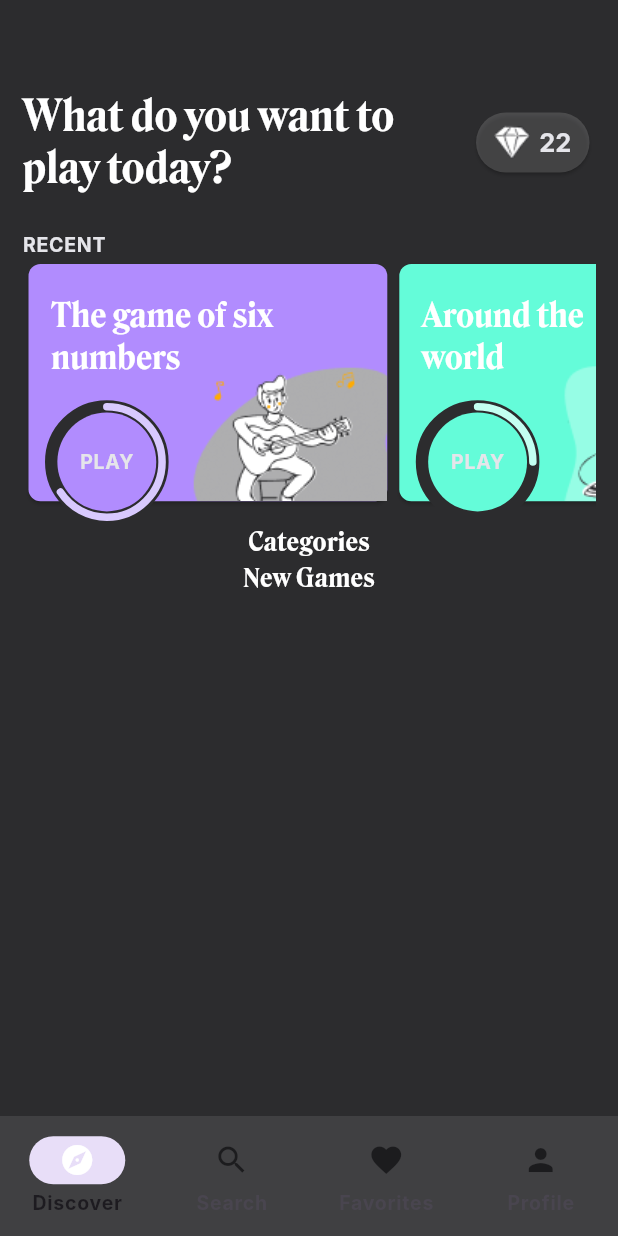
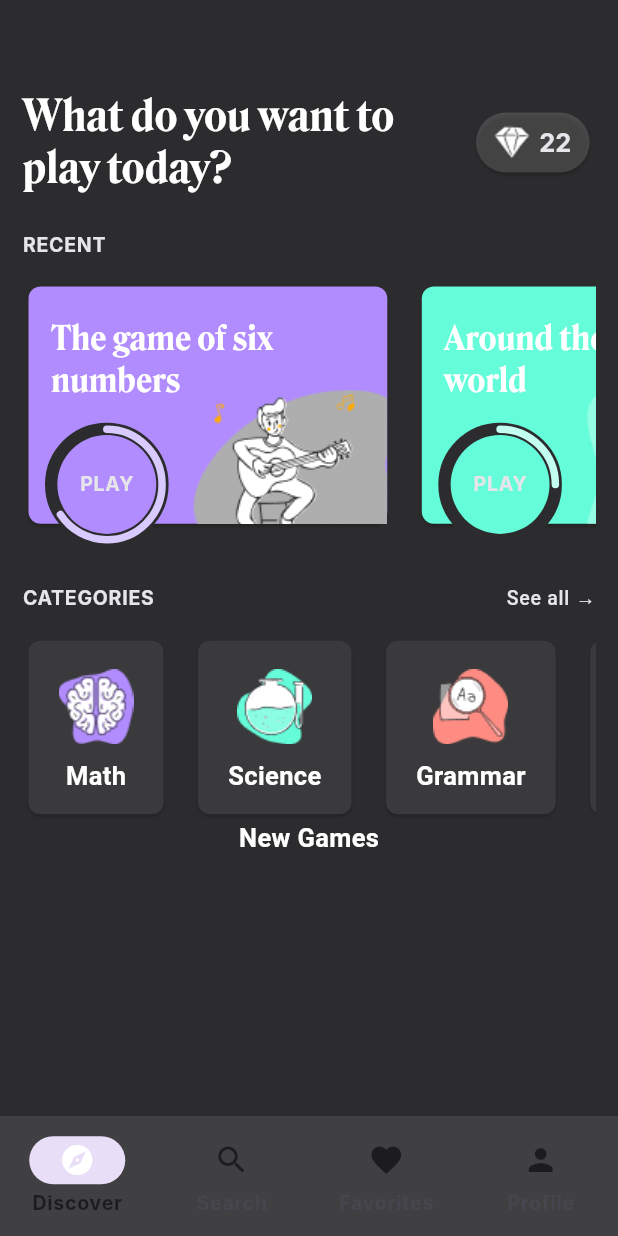
Before and after one commit to RubenPardo/educational_app_maquetacion, a Flutter app: the screen it shows after launch, on a phone screen of 412 x 824 dp. Run offline on Flutter 3.47's test engine with Material 2 defaults, Android fonts, the phone set to English and light mode, and no system bars; Roboto replaces fonts that are missing (Caption, Inter, Regular).

Commit message:
Categories

```diff
--- a/lib/app/app.dart
+++ b/lib/app/app.dart
@@ -16,7 +16,8 @@ class MainApp extends StatelessWidget {
         textTheme: const TextTheme(
           labelMedium: TextStyle(fontSize: 13, fontWeight: FontWeight.w700, color: AppColors.textColorTag,fontFamily: 'Inter'),
           labelLarge: TextStyle(fontSize: 17, fontWeight: FontWeight.w700, color: AppColors.textColorTag,fontFamily: 'Inter'),
-          bodyMedium: TextStyle(color: AppColors.textColor, fontSize: 17, fontWeight: FontWeight.w700),
+          labelSmall: TextStyle(fontSize: 13, color: AppColors.textColorTag,fontFamily: 'Caption'),
+          bodyMedium: TextStyle(color: AppColors.textColor, fontSize: 17, fontWeight: FontWeight.w700, fontFamily: 'Regular'),
           headlineLarge: TextStyle(color: AppColors.textColor, fontSize: 28, fontWeight: FontWeight.w700),
           headlineMedium: TextStyle(color: AppColors.textColor, fontSize: 22, fontWeight: FontWeight.w700)
         )
--- a/lib/data/model/category.dart
+++ b/lib/data/model/category.dart
@@ -27,7 +27,7 @@ class Category{
   }
 
   factory Category.geography(){
-    return Category('Geography', 'assets/images/geo_logo.png',AppColors.geoBC, AppColors.geoSC);
+    return Category('Geo', 'assets/images/geo_logo.png',AppColors.geoBC, AppColors.geoSC);
   }
 
 }
--- a/lib/data/service/game_service.dart
+++ b/lib/data/service/game_service.dart
@@ -101,6 +101,15 @@ class GameService{
     ];
   }
 
+  List<Category> getCategories(){
+    return [
+      Category.math(),
+      Category.sicence(),
+      Category.grammar(),
+      Category.music(),
+      Category.geography(),
 
+    ];
+  }
 
 }
--- a/lib/presentation/pages/discover_page.dart
+++ b/lib/presentation/pages/discover_page.dart
@@ -1,5 +1,7 @@
+import 'package:educational_app_maquetacion/data/model/category.dart';
 import 'package:educational_app_maquetacion/data/model/game.dart';
 import 'package:educational_app_maquetacion/data/service/game_service.dart';
+import 'package:educational_app_maquetacion/presentation/widgets/cateogry_widget.dart';
 import 'package:educational_app_maquetacion/presentation/widgets/points_widget.dart';
 import 'package:educational_app_maquetacion/presentation/widgets/recent_game_widget.dart';
 import 'package:flutter/material.dart';
@@ -17,6 +19,7 @@ class DiscoverPage extends StatefulWidget {
 class _DiscoverPageState extends State<DiscoverPage> {
 
   final List<Game> _recentGames = GameService().getRecentGames();
+  final List<Category> _categories = GameService().getCategories();
 
   @override
   Widget build(BuildContext context) {
@@ -29,7 +32,7 @@ class _DiscoverPageState extends State<DiscoverPage> {
             children: [
               _header(),
               _recent(size),
-              _categories(),
+              _builCategories(size),
               _newGames(),
             ],
           ),
@@ -63,20 +66,48 @@ class _DiscoverPageState extends State<DiscoverPage> {
         children: [
           const SizedBox(height: 25,),
           Text("RECENT", style: Theme.of(context).textTheme.labelMedium,),
+          const SizedBox(height: 15,),
           SizedBox(
             height: size.height*0.215,
-            child: ListView(
+            child: ListView.separated(
+              separatorBuilder: (context, index) => const SizedBox(width: 15),
               shrinkWrap: true,
+              itemCount: _recentGames.length,
               scrollDirection: Axis.horizontal,
-              children: _recentGames.map((e) => RecentGameWidget(game: e)).toList(),
+              itemBuilder: (context, index) => RecentGameWidget(game: _recentGames[index]),
             ),
           ),
         ],
       );
   }
 
-  Widget _categories(){
-    return Text('Categories');
+  Widget _builCategories(Size size){
+    return Column(
+        mainAxisSize: MainAxisSize.min,
+        mainAxisAlignment: MainAxisAlignment.start,
+        crossAxisAlignment: CrossAxisAlignment.start,
+        children: [
+          const SizedBox(height: 25,),
+          Row(
+            mainAxisAlignment: MainAxisAlignment.spaceBetween,
+            children: [
+              Text("CATEGORIES", style: Theme.of(context).textTheme.labelMedium,),
+              Text("See all →", style: Theme.of(context).textTheme.labelSmall,),
+            ],
+          ),
+          const SizedBox(height: 15,),
+          SizedBox(
+            height: size.height*0.15,
+            child: ListView.separated(
+              shrinkWrap: true,
+              separatorBuilder: (context, index) => const SizedBox(width: 15),
+              itemCount: _categories.length,
+              scrollDirection: Axis.horizontal,
+              itemBuilder: (context, index) => CategoryWidget(category: _categories[index]),
+            ),
+          ),
+        ],
+      );
   }
 
   Widget _newGames(){
--- /dev/null
+++ b/lib/presentation/widgets/cateogry_widget.dart
@@ -0,0 +1,29 @@
+import 'package:educational_app_maquetacion/data/model/category.dart';
+import 'package:educational_app_maquetacion/shared/colors.dart';
+import 'package:flutter/material.dart';
+import 'package:flutter/src/widgets/framework.dart';
+import 'package:flutter/src/widgets/placeholder.dart';
+
+class CategoryWidget extends StatelessWidget {
+  final Category category;
+  const CategoryWidget({super.key, required this.category});
+
+  @override
+  Widget build(BuildContext context) {
+    return Card(
+      shape: RoundedRectangleBorder(borderRadius: BorderRadius.circular(8)),
+      color: AppColors.cardColor,
+      child: Padding(
+        padding: const EdgeInsets.symmetric(horizontal: 20, vertical: 10),
+        child: Column(
+          children: [
+            const SizedBox(height: 9,),
+            Image.asset(category.assetPath),
+            const SizedBox(height: 9,),
+            Text(category.name)
+          ],
+        ),
+      ),
+    );
+  }
+}
--- a/lib/shared/colors.dart
+++ b/lib/shared/colors.dart
@@ -6,6 +6,7 @@ class AppColors{
   static const Color textColor = Colors.white;
   static const Color textColorTag = Color(0xFFE5E5EA);
   static const Color iconColor = Color(0xFF1C1C1E);
+  static const Color cardColor = Color(0xFF3A3A3C);
 
 
 
--- a/pubspec.yaml
+++ b/pubspec.yaml
@@ -23,6 +23,11 @@ flutter:
     - assets/images/music_card.png
     - assets/images/geo_card.png
     - assets/images/find_card.png
+    - assets/images/math_logo.png
+    - assets/images/science_logo.png
+    - assets/images/geo_logo.png
+    - assets/images/music_logo.png
+    - assets/images/grammar_logo.png
 
   fonts:
     - family: Roslindale
```
Also changed, not shown: assets/images/grammar_logo.png (renamed from assets/images/gramar_logo.png).
